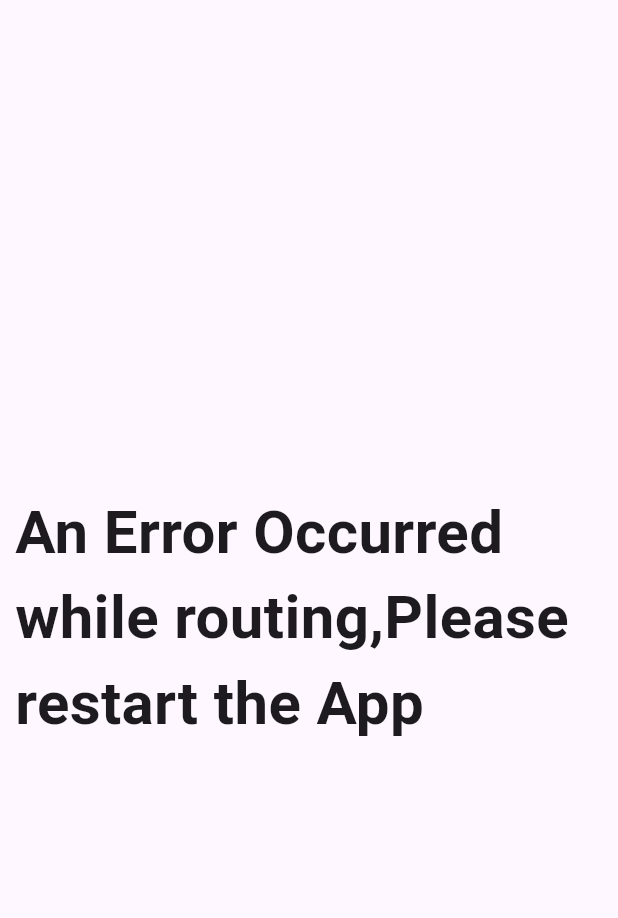
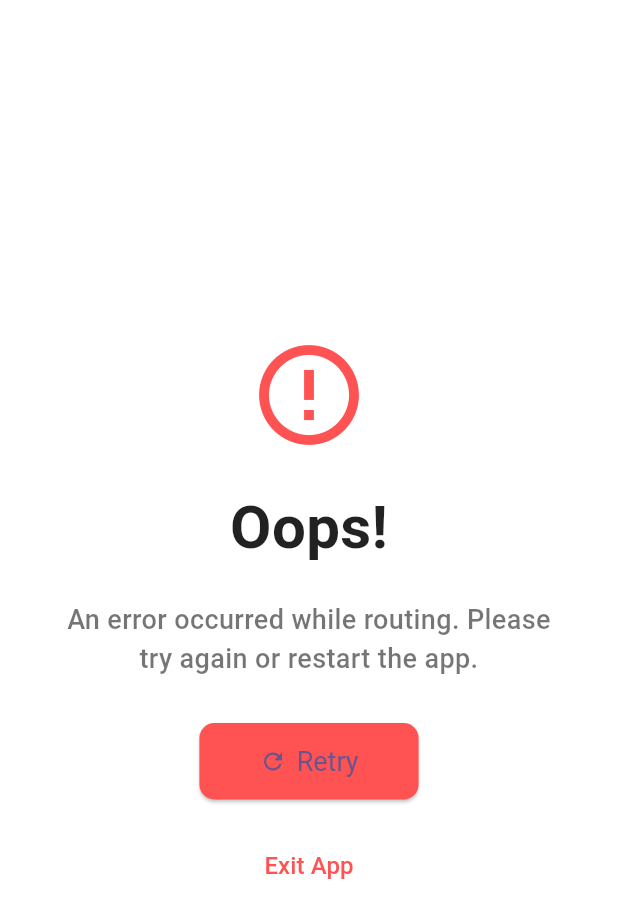
Before and after one commit to sasanktumpati/task1, a Flutter app: the ErrorUi screen opened by its route, on a phone screen of 412 x 824 dp. Shown: the top 918 px of the screen. Run offline on Flutter 3.47's test engine with Material 3 defaults, Android fonts, the phone set to English and light mode, and no system bars; our stand-ins replace dio, flutter_riverpod, fluttertoast, freezed_annotation, go_router, riverpod_annotation; generated files the repository leaves out were written again.

Commit message:
chore: Update error UI and routing configuration
- Update the error UI to display a more user-friendly error message and provide options to retry or exit the app.
- Modify the routing configuration to use custom transition pages for smoother navigation between screens.

```diff
--- a/lib/features/error/ui/error_ui.dart
+++ b/lib/features/error/ui/error_ui.dart
@@ -5,22 +5,71 @@ class ErrorUi extends StatelessWidget {
 
   @override
   Widget build(BuildContext context) {
-    return const Scaffold(
+    return Scaffold(
+      backgroundColor: Colors.white,
       body: Center(
-        child: Column(
-          mainAxisAlignment: MainAxisAlignment.center,
-          children: [
-            Padding(
-              padding: EdgeInsets.all(10.0),
-              child: Text(
-                "An Error Occurred while routing,Please restart the App",
+        child: Padding(
+          padding: const EdgeInsets.symmetric(horizontal: 20.0),
+          child: Column(
+            mainAxisAlignment: MainAxisAlignment.center,
+            children: [
+              Icon(
+                Icons.error_outline,
+                color: Colors.redAccent,
+                size: 80,
+              ),
+              const SizedBox(height: 20),
+              Text(
+                "Oops!",
                 style: TextStyle(
                   fontWeight: FontWeight.bold,
                   fontSize: 40,
+                  color: Colors.black87,
                 ),
               ),
-            ),
-          ],
+              const SizedBox(height: 20),
+              Padding(
+                padding: const EdgeInsets.symmetric(horizontal: 20.0),
+                child: Text(
+                  "An error occurred while routing. Please try again or restart the app.",
+                  textAlign: TextAlign.center,
+                  style: TextStyle(
+                    fontWeight: FontWeight.w500,
+                    fontSize: 18,
+                    color: Colors.black54,
+                  ),
+                ),
+              ),
+              const SizedBox(height: 30),
+              ElevatedButton.icon(
+                onPressed: () {
+                  // You can implement a retry logic or simply navigate to the home screen.
+                  Navigator.of(context)
+                      .pop(); // Example: pop to the previous screen
+                },
+                icon: Icon(Icons.refresh),
+                label: Text("Retry"),
+                style: ElevatedButton.styleFrom(
+                  padding: EdgeInsets.symmetric(horizontal: 40, vertical: 15),
+                  backgroundColor: Colors.redAccent,
+                  shape: RoundedRectangleBorder(
+                    borderRadius: BorderRadius.circular(10),
+                  ),
+                  textStyle: TextStyle(fontSize: 18),
+                ),
+              ),
+              const SizedBox(height: 20),
+              TextButton(
+                onPressed: () {
+                  // Exit or close the app
+                },
+                child: Text(
+                  "Exit App",
+                  style: TextStyle(color: Colors.redAccent, fontSize: 16),
+                ),
+              ),
+            ],
+          ),
         ),
       ),
     );
--- a/lib/routing.dart
+++ b/lib/routing.dart
@@ -1,10 +1,10 @@
 import 'package:go_router/go_router.dart';
-import 'package:task1/logger/navigator_observer/navigator_observer.dart';
+import 'package:animations/animations.dart';
+import 'package:task1/features/error/ui/error_ui.dart';
 import 'package:task1/features/questions/ui/questions_ui.dart';
 import 'package:task1/features/splash_screen/ui/splash_ui.dart';
-import 'package:task1/features/error/ui/error_ui.dart';
-
-import 'home/ui/home_ui.dart';
+import 'package:task1/home/ui/home_ui.dart';
+import 'package:task1/logger/navigator_observer/navigator_observer.dart';
 
 final navRouter = GoRouter(
   initialLocation: '/splash',
@@ -14,25 +14,84 @@ final navRouter = GoRouter(
   routes: [
     GoRoute(
       path: '/splash',
-      builder: (context, state) => const SplashScreenUI(),
+      pageBuilder: (context, state) {
+        return CustomTransitionPage(
+          key: state.pageKey,
+          child: const SplashScreenUI(),
+          transitionsBuilder: (context, animation, secondaryAnimation, child) {
+            return FadeThroughTransition(
+              animation: animation,
+              secondaryAnimation: secondaryAnimation,
+              child: child,
+            );
+          },
+        );
+      },
     ),
     GoRoute(
       path: '/home',
-      builder: (context, state) => const HomeUi(),
+      pageBuilder: (context, state) {
+        return CustomTransitionPage(
+          key: state.pageKey,
+          child: const HomeUi(),
+          transitionsBuilder: (context, animation, secondaryAnimation, child) {
+            return SharedAxisTransition(
+              animation: animation,
+              secondaryAnimation: secondaryAnimation,
+              transitionType: SharedAxisTransitionType.horizontal,
+              child: child,
+            );
+          },
+        );
+      },
       routes: [
         GoRoute(
           path: 'questions/:endpoint',
-          builder: (context, state) {
+          pageBuilder: (context, state) {
             final endpoint = state.pathParameters['endpoint']!;
-            return QuestionsUi(endpoint: endpoint);
+            return CustomTransitionPage(
+              key: state.pageKey,
+              child: QuestionsUi(endpoint: endpoint),
+              transitionsBuilder:
+                  (context, animation, secondaryAnimation, child) {
+                return SharedAxisTransition(
+                  animation: animation,
+                  secondaryAnimation: secondaryAnimation,
+                  transitionType: SharedAxisTransitionType.vertical,
+                  child: child,
+                );
+              },
+            );
           },
         ),
       ],
     ),
     GoRoute(
       path: '/error',
-      builder: (context, state) => const ErrorUi(),
+      pageBuilder: (context, state) {
+        return CustomTransitionPage(
+          key: state.pageKey,
+          child: const ErrorUi(),
+          transitionsBuilder: (context, animation, secondaryAnimation, child) {
+            return FadeScaleTransition(
+              animation: animation,
+              child: child,
+            );
+          },
+        );
+      },
     ),
   ],
-  errorBuilder: (context, state) => const ErrorUi(),
+  errorPageBuilder: (context, state) {
+    return CustomTransitionPage(
+      key: state.pageKey,
+      child: const ErrorUi(),
+      transitionsBuilder: (context, animation, secondaryAnimation, child) {
+        return FadeScaleTransition(
+          animation: animation,
+          child: child,
+        );
+      },
+    );
+  },
 );
--- a/pubspec.yaml
+++ b/pubspec.yaml
@@ -20,6 +20,7 @@ dependencies:
   freezed_annotation: ^2.4.4
   json_annotation: ^4.9.0
   riverpod_annotation: ^2.3.5
+  animations: ^2.0.11
 
 dev_dependencies:
   flutter_test:
```
Also changed, not shown: pubspec.lock.
